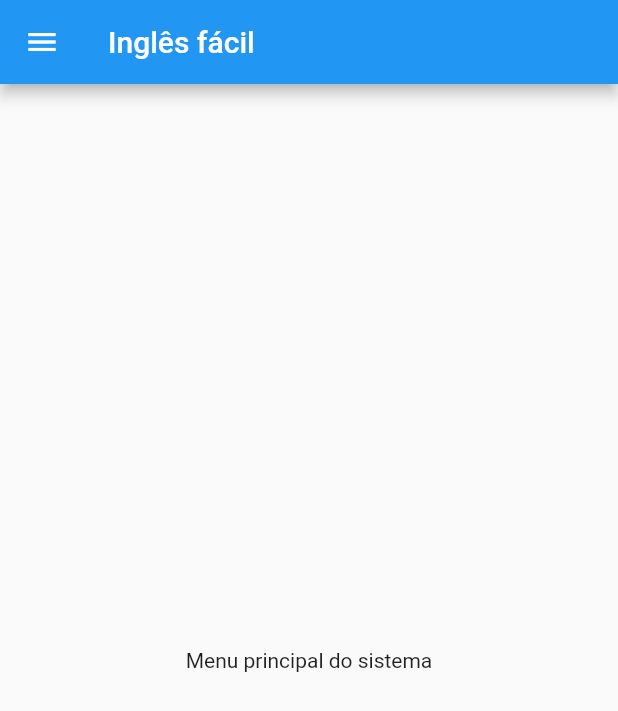
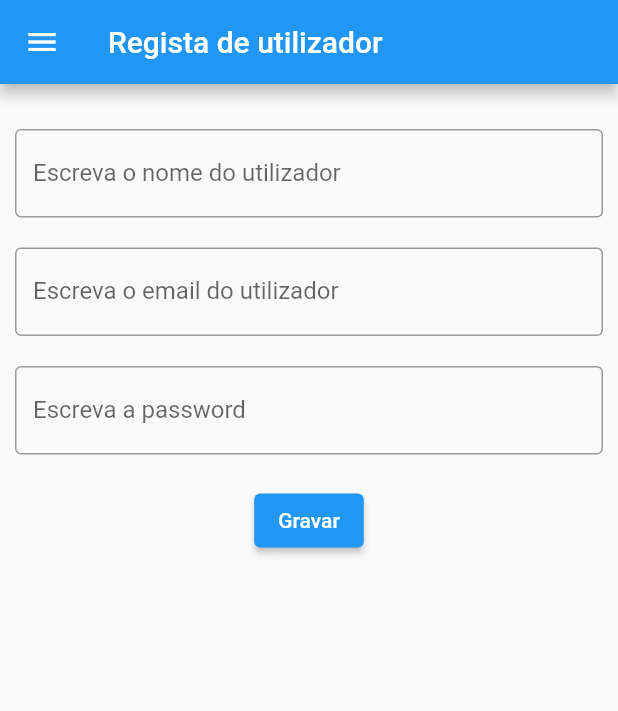
Before and after one commit to Emanuel2019/desafio_login, a Flutter app: the screen it shows after launch, on a phone screen of 412 x 824 dp. Shown: the top 711 px of the screen. Run offline on Flutter 3.47's test engine with Material 2 defaults, Android fonts, the phone set to English and light mode, and no system bars.

```diff
--- a/lib/login_page_widget.dart
+++ b/lib/login_page_widget.dart
@@ -1,4 +1,10 @@
+// ignore_for_file: depend_on_referenced_packages
+
+import 'dart:convert';
+
 import 'package:flutter/material.dart';
+import 'package:http/http.dart' as htpp;
+
 class LoginPageWidget extends StatefulWidget {
   const LoginPageWidget({super.key});
 
@@ -8,12 +14,38 @@ class LoginPageWidget extends StatefulWidget {
 
 class _LoginPageWidgetState extends State<LoginPageWidget> {
   @override
+  TextEditingController name = TextEditingController();
+  TextEditingController email = TextEditingController();
+  TextEditingController password = TextEditingController();
+  Future<void> insertRecord() async {
+    if (name.text == "" || email.text == "" || password.text == "") {
+      try {
+        String uri = "http://localhost/practice_api/insert.php";
+        var res = await http.post(Uri.parse(uri), body: {
+          "name": name.text,
+          "email": email.text,
+          "password": password.text
+        });
+        var response = jsonDecode(res);
+        if (response["success"] == "true") {
+          print('Registo feito com sucesso');
+        }
+      } catch (ex) {
+        print(ex);
+      }
+    } else {
+      print("Todos os campos devem estar preenchido");
+    }
+  }
+
   Widget build(BuildContext context) {
     return Scaffold(
         drawer: Drawer(
           child: Column(
             children: [
-            UserAccountsDrawerHeader( currentAccountPicture: Image.asset('assets/images/477290_male.png'),
+              UserAccountsDrawerHeader(
+                  currentAccountPicture:
+                      Image.asset('assets/images/477290_male.png'),
                   accountName: Text('Emanuel Ngola'),
                   accountEmail: Text('emanuelngola33@gmail.com')),
               ListTile(
@@ -24,10 +56,49 @@ class _LoginPageWidgetState extends State<LoginPageWidget> {
           ),
         ),
         appBar: AppBar(
-  title: const  Text('Inglês fácil'),
+          title: const Text('Regista de utilizador'),
         ),
-body: Center(child: Text('Menu principal do sistema'),
+        body: Column(
+          children: [
+            Container(
+              height: 20,
             ),
-    );
+            Container(
+              margin: EdgeInsets.all(10),
+              child: TextFormField(
+                controller: name,
+                decoration: InputDecoration(
+                    border: OutlineInputBorder(),
+                    label: Text('Escreva o nome do utilizador')),
+              ),
+            ),
+            Container(
+              margin: EdgeInsets.all(10),
+              child: TextFormField(
+                controller: email,
+                decoration: InputDecoration(
+                    border: OutlineInputBorder(),
+                    label: Text('Escreva o email do utilizador')),
+              ),
+            ),
+            Container(
+              margin: EdgeInsets.all(10),
+              child: TextFormField(
+                controller: password,
+                decoration: InputDecoration(
+                    border: OutlineInputBorder(),
+                    label: Text('Escreva a password')),
+              ),
+            ),
+            Container(
+              margin: EdgeInsets.all(10),
+              child: ElevatedButton(
+                  onPressed: () {
+                    insertRecord();
+                  },
+                  child: Text('Gravar')),
+            ),
+          ],
+        ));
   }
 }
--- a/pubspec.yaml
+++ b/pubspec.yaml
@@ -31,11 +31,12 @@ environment:
 dependencies:
   flutter:
     sdk: flutter
-
+http: ^0.13.5
 
   # The following adds the Cupertino Icons font to your application.
   # Use with the CupertinoIcons class for iOS style icons.
-  cupertino_icons: ^1.0.2
+  #cupertino_icons: ^1.0.2
+  #htpp:^0.13.3
 
 dev_dependencies:
   flutter_test:
```
Also changed, not shown: pubspec.lock. Lines whose indentation alone changed are shown as unchanged.
